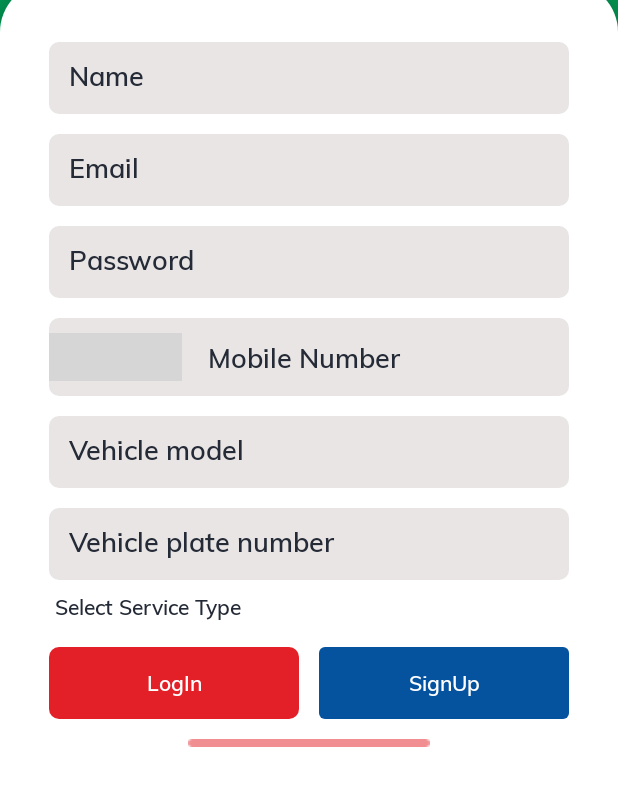
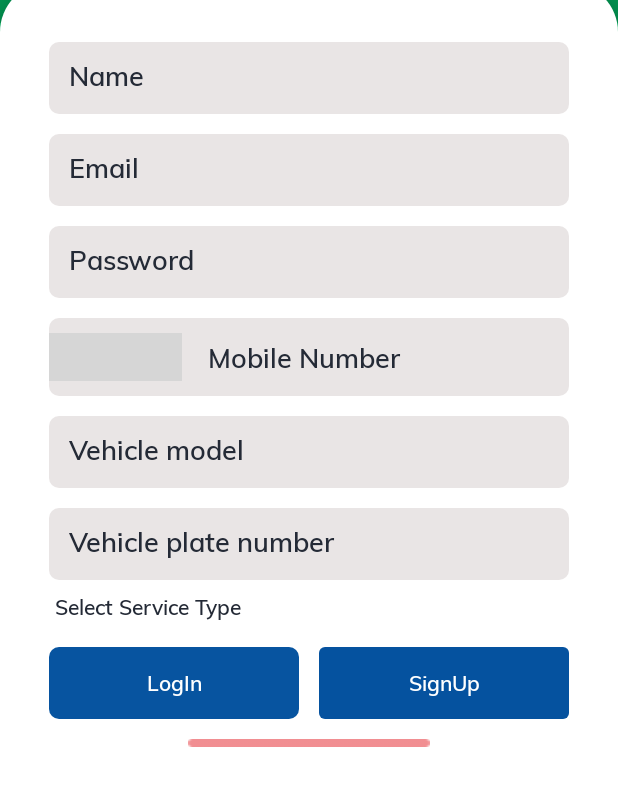
Before and after one commit to muthu23/WhereGoDriver, an Android app: the RegisterActivity screen opened directly, with no data from a screen before it, on a phone screen of 412 x 824 dp, the part 358-1164 px from its top. Run offline under Robolectric (Android 15) with nearby library versions, the phone set to English and light mode, and no system bars; our stand-ins replace ButterKnife, CircleImageView, sdp/ssp sizes; libraries missing offline, so code that uses them is left out: com.hbb20, es.dmoral.toasty; plain views replace CountryCodePicker; grey boxes are pictures that could not be loaded.

```diff
--- a/app/src/main/res/values/colors.xml
+++ b/app/src/main/res/values/colors.xml
@@ -3,7 +3,7 @@
     <color name="colorPrimary">#05529f</color>
     <color name="colorPrimaryDark">#134A81</color>
     <color name="colorAccent">#e31e25</color>
-    <color name="colorButton">#e31e25</color>
+    <color name="colorButton">#05529f</color>
     <color name="transparent">#00000000</color>
 
     <!-- App customization -->
```
Also changed, not shown: app/build.gradle (+4 -4 lines), app/src/main/java/com/wherego/driver/chat/UserChatActivity.java (+6 -1 lines), 2 other files.
